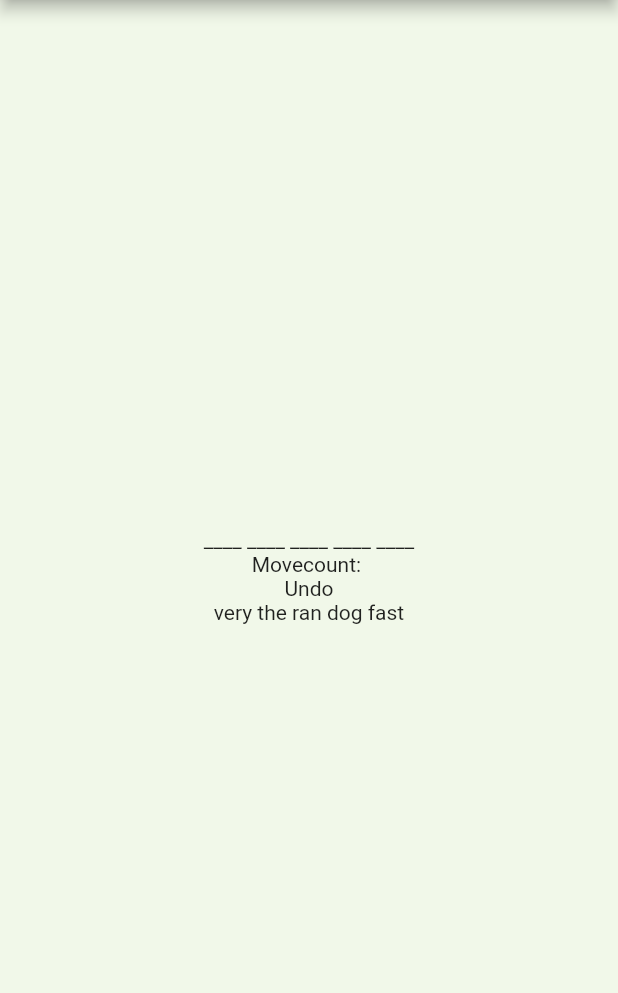
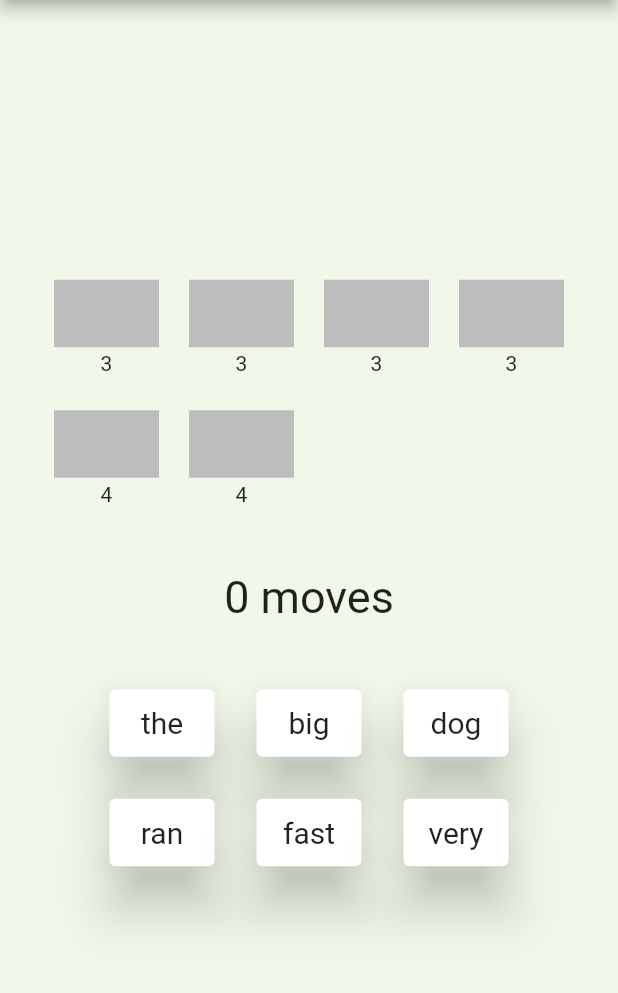
Before and after one commit to chhollenbach/sentence_unscramble, a Flutter app: the screen it shows after launch, after a tap on "Start", on a phone screen of 412 x 824 dp, the part 84-1077 px from its top. Run offline on Flutter 3.47's test engine with Material 2 defaults, Android fonts, the phone set to English and light mode, and no system bars.

Commit message:
both screens starting to become functional, still needs work on passing data between states

```diff
--- a/sentence_unscramble/lib/screens/game_screen.dart
+++ b/sentence_unscramble/lib/screens/game_screen.dart
@@ -1,13 +1,30 @@
 import 'package:flutter/material.dart';
+import 'package:sentence_unscramble/widgets/scrambled_word_box.dart';
+import 'package:sentence_unscramble/widgets/solution_box.dart';
+import 'dart:math';
 
 class GameScreen extends StatefulWidget {
-  const GameScreen({ Key? key }) : super(key: key);
+  const GameScreen({ Key? key , required this.displayHint, required this.swapCount}) : super(key: key);
+
+  final bool displayHint;
+  final int swapCount;
 
   @override
   _GameScreenState createState() => _GameScreenState();
 }
 
 class _GameScreenState extends State<GameScreen> {
+  int _moveCounter = 0;
+  final List<String> solutionSentence = ['the', 'big', 'dog', 'ran', 'very', 'fast']; // This will be dynamic based on input from previous screen in final version
+  late List<String> scrambledSentence = scramble(solutionSentence, widget.swapCount);
+
+  void _incrementCounter() {
+    setState(() {
+      _moveCounter++;
+    });
+  }
+
+
   @override
   Widget build(BuildContext context) {
     return Scaffold(
@@ -21,10 +38,28 @@ class _GameScreenState extends State<GameScreen> {
             crossAxisAlignment: CrossAxisAlignment.center,
             mainAxisAlignment: MainAxisAlignment.center,
             children: [
-              Text('____ ____ ____ ____ ____'),
-              Text('Movecount: '),
-              Text('Undo'),
-              Text('very the ran dog fast')
+              Padding(
+                padding: const EdgeInsets.all(15),
+                child: Wrap(
+                  children: [
+                    for (var word in solutionSentence)
+                      SolutionBox(word: word, displayHint: widget.displayHint)
+                  ]
+                ),
+              ),
+              Padding(
+                padding: const EdgeInsets.all(15),
+                child: Text('$_moveCounter moves', style: TextStyle(fontSize: 30),),
+              ),
+              Padding(
+                padding: const EdgeInsets.all(15),
+                child: Wrap(
+                  children: [
+                    for (var word in scrambledSentence)
+                      ScrambledWordBox(word: word)
+                  ],
+                ),
+              )
             ]
           )
         ),
@@ -32,3 +67,19 @@ class _GameScreenState extends State<GameScreen> {
     );
   }
 }
+
+List<String> scramble(List<String> unscrambledSentence, int swaps) {
+  final _random = Random();
+
+  var returnSentence = List<String>.from(unscrambledSentence);
+
+  for (int i = 0; i < swaps; i++) {
+    int indexA = _random.nextInt(returnSentence.length);
+    int indexB = _random.nextInt(returnSentence.length);
+    String tempVar = returnSentence[indexA];
+    returnSentence[indexA] = returnSentence[indexB];
+    returnSentence[indexB] = tempVar;
+  }
+
+  return returnSentence;
+}
--- a/sentence_unscramble/lib/screens/landing_page.dart
+++ b/sentence_unscramble/lib/screens/landing_page.dart
@@ -33,21 +33,11 @@ class LandingPage extends StatelessWidget {
             ),
             Row(
               children: [
-                ToggleOption(helperText: 'Easy Mode - Undo Button'),
-                Spacer(),
-                HelpButton(
-                  helperText: 'Toggle this option to allow the ability to undo a move. Otherwise, all moves are final.',
-                  tagNum: "a2"
-                )
-              ]
-            ),
-            Row(
-              children: [
                 TextOption(helperText: 'Number of Words'),
                 Spacer(),
                 HelpButton(
                   helperText: 'This sets the size of the sentence that will be scrambled. Maximum of N words.',
-                  tagNum: "a3"
+                  tagNum: "a2"
                 )
               ]
             ),
@@ -57,11 +47,11 @@ class LandingPage extends StatelessWidget {
                 Spacer(),
                 HelpButton(
                   helperText: 'This sets the number of swaps/scrambles that will occur in the sentence. More swaps means more randomization.',
-                  tagNum: "a4",
+                  tagNum: "a3",
                 )
               ]
             ),
-            StartButton()
+            StartButton(displayHint: true, swapCount: 1)
           ]
           )
         )
--- /dev/null
+++ b/sentence_unscramble/lib/widgets/scrambled_word_box.dart
@@ -0,0 +1,38 @@
+import 'package:flutter/material.dart';
+
+class ScrambledWordBox extends StatefulWidget {
+  const ScrambledWordBox({ Key? key , required this.word}) : super(key: key);
+
+  final String word;
+
+  @override
+  State<ScrambledWordBox> createState() => _ScrambledWordBoxState();
+}
+
+class _ScrambledWordBoxState extends State<ScrambledWordBox> {
+  @override
+  Widget build(BuildContext context) {
+    return Padding(
+      padding: const EdgeInsets.all(10),
+      child: Draggable(
+        child: Card(
+          elevation: 15,
+          child: SizedBox(
+            width: 70,
+            height: 45,
+            child: Center(child: Text(widget.word, style: TextStyle(fontSize: 20),)),
+          ),
+        ),
+        feedback: Card(
+          elevation: 25,
+          child: SizedBox(
+            width: 70,
+            height: 45,
+            child: Center(child: Text(widget.word)),
+          ),
+        ),
+        data: widget.word,
+      ),
+    );
+  }
+}
--- /dev/null
+++ b/sentence_unscramble/lib/widgets/solution_box.dart
@@ -0,0 +1,59 @@
+import 'package:flutter/material.dart';
+
+class SolutionBox extends StatefulWidget {
+  const SolutionBox({ Key? key , required this.word, this.displayHint = true}) : super(key: key);
+
+  final String word;
+  final bool displayHint;
+
+  @override
+  _SolutionBoxState createState() => _SolutionBoxState();
+}
+
+class _SolutionBoxState extends State<SolutionBox> {
+  bool correctMove = false;
+
+  @override
+  Widget build(BuildContext context) {
+    return Padding(
+      padding: const EdgeInsets.all(10),
+      child: (
+        DragTarget(
+          builder: (context, candidateData, rejectedData) {
+            return Column(
+              children: [
+                Container(
+                  color: Colors.grey.shade400,
+                  width: 70,
+                  height: 45,
+                  child: displayCorrectWord(correctMove, widget.word)
+                ),
+                if(widget.displayHint)
+                SizedBox(
+                  width: 70,
+                  height: 22,
+                  child: Center(child: Text(widget.word.length.toString())),
+                )
+              ],
+            );
+          },
+          onAccept: (word) {
+            if (word==widget.word){
+              setState(() {
+                correctMove = true;
+              });
+            }
+          },
+        )
+      ),
+    );
+  }
+}
+
+Widget displayCorrectWord(bool correctChoice, String word) {
+  if (correctChoice) {
+    return Center(child: Text(word, style: TextStyle(fontSize: 20)));
+  } else {
+    return Center(child: Text('', style: TextStyle(fontSize: 20)));
+  }
+}
--- a/sentence_unscramble/lib/widgets/start_button.dart
+++ b/sentence_unscramble/lib/widgets/start_button.dart
@@ -3,7 +3,10 @@ import 'package:sentence_unscramble/screens/game_screen.dart';
 import '../screens/game_screen.dart';
 
 class StartButton extends StatelessWidget {
-  const StartButton({ Key? key }) : super(key: key);
+  const StartButton({ Key? key, required this.displayHint, required this.swapCount}) : super(key: key);
+
+  final bool displayHint;
+  final int swapCount;
 
   @override
   Widget build(BuildContext context) {
@@ -13,7 +16,7 @@ class StartButton extends StatelessWidget {
         onPressed: () {
           Navigator.push(
             context,
-            MaterialPageRoute(builder: (context) => const GameScreen())
+            MaterialPageRoute(builder: (context) => GameScreen(displayHint: displayHint, swapCount: swapCount,))
           );
         },
         child: Text('Start', style: TextStyle(fontSize: 50))
--- a/sentence_unscramble/lib/widgets/text_option.dart
+++ b/sentence_unscramble/lib/widgets/text_option.dart
@@ -10,7 +10,7 @@ class TextOption extends StatefulWidget {
 }
 
 class _ToggleOptionState extends State<TextOption> {
-  final _textController = TextEditingController();
+  final _textController = TextEditingController(text: '6');
 
   @override
   Widget build(BuildContext context) {
```
